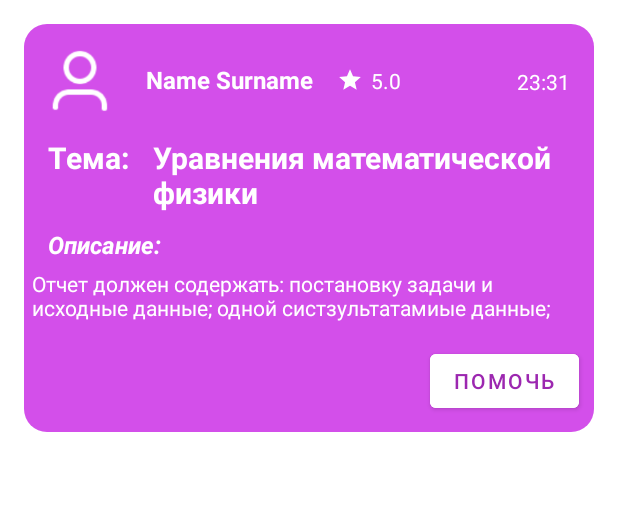
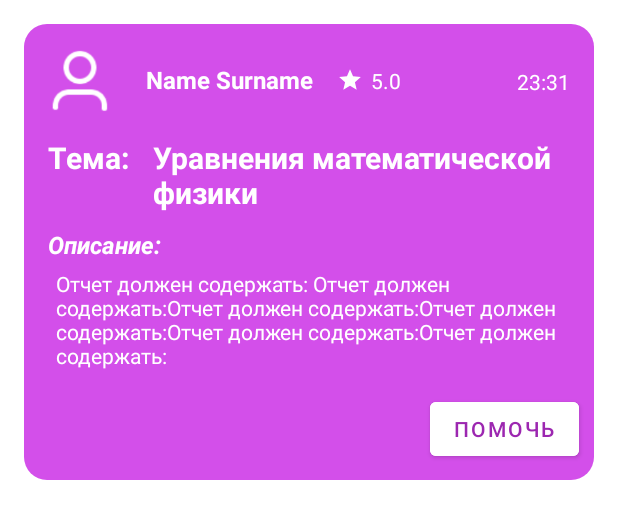
Before and after one commit to AlexKuz13/LearningAssistant, an Android app: the layout task_item.xml on its own in the app's theme, with its tools: preview values and no code run, on a phone screen of 412 x 824 dp. Shown: the top 519 px of the screen. Run offline under Robolectric (Android 15) with nearby library versions, the phone set to English and light mode, and no system bars.

```diff
--- a/app/src/main/java/com/example/learningassistant/ui/fragments/MessagesFragment.kt
+++ b/app/src/main/java/com/example/learningassistant/ui/fragments/MessagesFragment.kt
@@ -8,6 +8,7 @@ import android.view.ViewGroup
 import com.example.learningassistant.R
 import com.example.learningassistant.database.USER
 import com.example.learningassistant.utilits.APP_ACTIVITY
+import com.example.learningassistant.utilits.AppStates
 import com.example.learningassistant.utilits.showToast
 
 class MessagesFragment : BaseFragment(R.layout.fragment_messages) {
--- a/app/src/main/java/com/example/learningassistant/ui/fragments/register/RegisterFragment.kt
+++ b/app/src/main/java/com/example/learningassistant/ui/fragments/register/RegisterFragment.kt
@@ -3,10 +3,7 @@ package com.example.learningassistant.ui.fragments.register
 import androidx.fragment.app.Fragment
 import com.example.learningassistant.R
 import com.example.learningassistant.database.AUTH
-import com.example.learningassistant.utilits.APP_ACTIVITY
-import com.example.learningassistant.utilits.replaceFragment
-import com.example.learningassistant.utilits.restartActivity
-import com.example.learningassistant.utilits.showToast
+import com.example.learningassistant.utilits.*
 import com.google.firebase.FirebaseException
 import com.google.firebase.auth.FirebaseAuth
 import com.google.firebase.auth.PhoneAuthCredential
--- a/app/src/main/res/layout/fragment_create_task.xml
+++ b/app/src/main/res/layout/fragment_create_task.xml
@@ -57,6 +57,7 @@
         app:layout_constraintTop_toBottomOf="@id/create_task_separator" />
 
     <EditText
+        android:id="@+id/create_task_et_description"
         android:layout_width="0dp"
         android:layout_height="200dp"
         android:layout_marginStart="@dimen/normal_margin"
--- a/app/src/main/res/layout/task_item.xml
+++ b/app/src/main/res/layout/task_item.xml
@@ -2,6 +2,7 @@
 <androidx.constraintlayout.widget.ConstraintLayout xmlns:android="http://schemas.android.com/apk/res/android"
     xmlns:app="http://schemas.android.com/apk/res-auto"
     xmlns:tools="http://schemas.android.com/tools"
+    android:id="@+id/block_task"
     android:layout_width="match_parent"
     android:layout_height="wrap_content"
     android:layout_margin="@dimen/normal_margin"
@@ -37,6 +38,7 @@
         app:layout_constraintTop_toTopOf="@id/task_profile_fullname" />
 
     <TextView
+        android:id="@+id/task_profile_rating"
         style="@style/text_nav_menu_header"
         android:layout_marginStart="5dp"
         android:textSize="@dimen/small_text"
@@ -46,6 +48,7 @@
         tools:text="5.0" />
 
     <TextView
+        android:id="@+id/task_time"
         style="@style/text_nav_menu_header"
         android:layout_marginEnd="@dimen/normal_margin"
         app:layout_constraintEnd_toEndOf="parent"
@@ -55,20 +58,19 @@
     <TextView
         android:id="@+id/task_topic"
         style="@style/text_nav_menu_header"
+        android:layout_marginTop="@dimen/small_margin"
         android:text="@string/task_topic"
+        android:textSize="@dimen/large_text"
         android:textStyle="bold"
-        android:textSize="@dimen/large_text"
-        android:layout_marginTop="@dimen/small_margin"
-        app:layout_constraintTop_toBottomOf="@id/task_profile_photo"
         app:layout_constraintStart_toStartOf="parent"
-        />
+        app:layout_constraintTop_toBottomOf="@id/task_profile_photo" />
 
     <TextView
         android:id="@+id/task_topic_name"
         style="@style/text_nav_menu_header"
+        android:maxWidth="290dp"
         android:textSize="@dimen/large_text"
         android:textStyle="bold"
-        android:maxWidth="290dp"
         app:layout_constraintStart_toEndOf="@id/task_topic"
         app:layout_constraintTop_toTopOf="@id/task_topic"
         tools:text="Уравнения математической физики" />
@@ -76,18 +78,18 @@
     <TextView
         android:id="@+id/task_description"
         style="@style/text_nav_menu_header"
+        android:layout_marginTop="@dimen/small_margin"
+        android:layout_marginBottom="@dimen/small_margin"
         android:text="@string/task_description"
         android:textSize="@dimen/normal_text"
         android:textStyle="bold|italic"
-        android:layout_marginBottom="@dimen/small_margin"
-        android:layout_marginTop="@dimen/small_margin"
-        app:layout_constraintTop_toBottomOf="@id/task_topic_name"
         app:layout_constraintStart_toStartOf="parent"
-        />
+        app:layout_constraintTop_toBottomOf="@id/task_topic_name" />
 
     <TextView
         android:id="@+id/task_description_text"
         style="@style/text_nav_menu_header"
+        android:layout_width="match_parent"
         android:layout_marginStart="@dimen/normal_margin"
         android:layout_marginEnd="@dimen/normal_margin"
         android:padding="5dp"
@@ -95,18 +97,18 @@
         app:layout_constraintEnd_toEndOf="parent"
         app:layout_constraintStart_toStartOf="parent"
         app:layout_constraintTop_toBottomOf="@id/task_description"
-        tools:text="Отчет должен содержать: постановку задачи и исходные данные; одной систзультатамиые данные;" />
+        tools:text="Отчет должен содержать: Отчет должен содержать:Отчет должен содержать:Отчет должен содержать:Отчет должен содержать:Отчет должен содержать:" />
 
     <Button
+        android:id="@+id/btn_task_help"
         android:layout_width="wrap_content"
         android:layout_height="wrap_content"
-        app:layout_constraintEnd_toEndOf="parent"
+        android:layout_margin="@dimen/small_margin"
+        android:backgroundTint="@color/white"
         android:text="@string/btn_help"
         android:textColor="@color/purple_500"
-        android:backgroundTint="@color/white"
-        android:layout_margin="@dimen/small_margin"
         app:layout_constraintBottom_toBottomOf="parent"
-        app:layout_constraintTop_toBottomOf="@id/task_description_text"
-        />
+        app:layout_constraintEnd_toEndOf="parent"
+        app:layout_constraintTop_toBottomOf="@id/task_description_text" />
 
 </androidx.constraintlayout.widget.ConstraintLayout>
```
Also changed, not shown: app/src/main/java/com/example/learningassistant/MainActivity.kt (+2 -5 lines), app/src/main/java/com/example/learningassistant/database/appDatabaseHelper.kt (+34 -1 lines), app/src/main/java/com/example/learningassistant/models/Task.kt (added, +12 -0 lines), app/src/main/java/com/example/learningassistant/ui/adapters/TaskAdapter.kt (added, +73 -0 lines), app/src/main/java/com/example/learningassistant/ui/fragments/CreateTaskFragment.kt (+20 -0 lines), app/src/main/java/com/example/learningassistant/ui/fragments/MainFragment.kt (+35 -6 lines), app/src/main/java/com/example/learningassistant/ui/objects/NavDrawer.kt (+3 -4 lines), app/src/main/java/com/example/learningassistant/utilits/funs.kt (+20 -8 lines), app/src/main/res/drawable/task_background_user.xml (added, +9 -0 lines).
